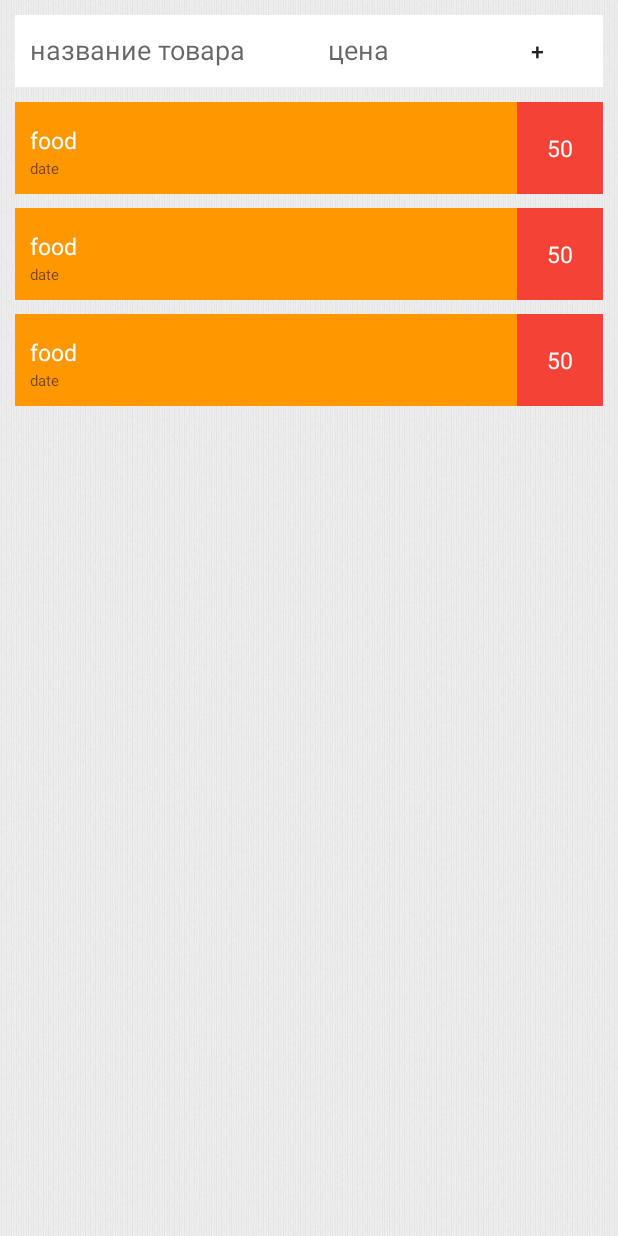
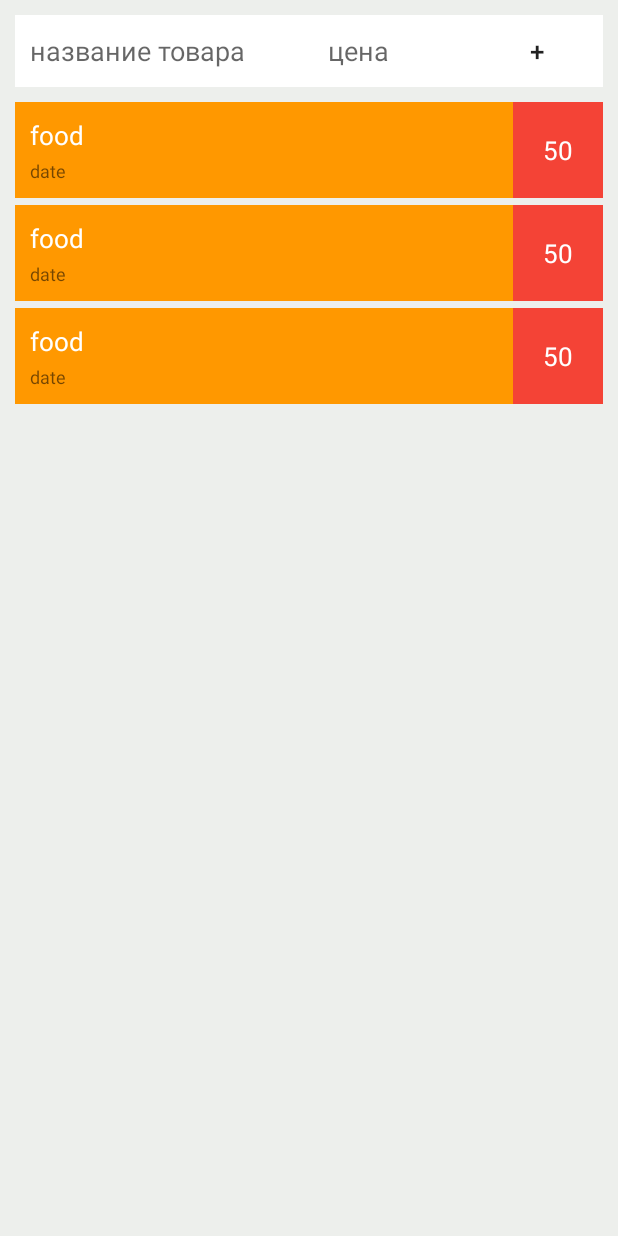
Before and after one commit to assssseeeee/MoneyTracker, an Android app: the layout activity_income_list.xml on its own in the app's theme, with its tools: preview values and no code run, on a phone screen of 412 x 824 dp. Run offline under Robolectric (Android 15) with nearby library versions, the phone set to English and light mode, and no system bars.

Commit message:
new commit

```diff
--- a/app/src/main/java/com/example/moneytracker/activities/DatePickerDialogFragments.java
+++ b/app/src/main/java/com/example/moneytracker/DatePickerDialogFragments.java
@@ -1,4 +1,4 @@
-package com.example.moneytracker.activities;
+package com.example.moneytracker;
 
 import android.app.Activity;
 import android.app.AlertDialog;
--- a/app/src/main/java/com/example/moneytracker/activities/IncomeListActivity.java
+++ b/app/src/main/java/com/example/moneytracker/activities/IncomeListActivity.java
@@ -8,6 +8,7 @@ import androidx.loader.app.LoaderManager;
 import androidx.loader.content.CursorLoader;
 import androidx.loader.content.Loader;
 
+import android.annotation.SuppressLint;
 import android.content.ContentResolver;
 import android.content.ContentUris;
 import android.content.ContentValues;
@@ -54,7 +55,7 @@ public class IncomeListActivity extends AppCompatActivity
         productCategory = 1;
 
         Date date = new Date();
-        SimpleDateFormat dateFormat = new SimpleDateFormat("yyyy.MM.dd");
+        SimpleDateFormat dateFormat = new SimpleDateFormat("yyyy.MM.dd ww.D.FF HH.mm");
         dateNow = dateFormat.format(date);
 
         Bundle arguments = getIntent().getExtras();
@@ -116,9 +117,8 @@ public class IncomeListActivity extends AppCompatActivity
             selection = null;
         } else {
             selection = AddingExpenses.COLUMN_PRICE_SIGN + " = '" + priceSign + "' and "
-                    + AddingExpenses.COLUMN_DATE_REGISTERED + " = '" + dateNow + "'";
+                    + AddingExpenses.COLUMN_DATE_REGISTERED + " LIKE '" + dateNow + "%'";
         }
-
         CursorLoader cursorLoader = new CursorLoader(this, AddingExpenses.CONTENT_URI, projection, selection, null, null);
         return cursorLoader;
     }
--- a/app/src/main/res/layout/activity_income_list.xml
+++ b/app/src/main/res/layout/activity_income_list.xml
@@ -4,7 +4,7 @@
     xmlns:tools="http://schemas.android.com/tools"
     android:layout_width="match_parent"
     android:layout_height="match_parent"
-    android:background="@drawable/bg"
+    android:background="@color/white_gray_color"
     android:orientation="vertical"
     android:padding="@dimen/padding_small"
     tools:context=".activities.IncomeListActivity">
--- a/app/src/main/res/layout/activity_main.xml
+++ b/app/src/main/res/layout/activity_main.xml
@@ -4,8 +4,8 @@
     xmlns:tools="http://schemas.android.com/tools"
     android:layout_width="match_parent"
     android:layout_height="match_parent"
-    android:background="@drawable/bg"
     android:orientation="vertical"
+    android:background="@color/white_gray_color"
     android:padding="@dimen/padding_small"
     tools:context=".activities.MainActivity">
 
--- a/app/src/main/res/layout/activity_purchase_history.xml
+++ b/app/src/main/res/layout/activity_purchase_history.xml
@@ -4,6 +4,7 @@
     android:layout_width="match_parent"
     android:layout_height="match_parent"
     android:orientation="vertical"
+    android:background="@color/white_gray_color"
     android:layout_margin="@dimen/padding_small"
     tools:context=".PurchaseHistory">
 
--- a/app/src/main/res/layout/activity_settings.xml
+++ b/app/src/main/res/layout/activity_settings.xml
@@ -3,6 +3,7 @@
     xmlns:android="http://schemas.android.com/apk/res/android"
     android:layout_width="match_parent"
     android:layout_height="match_parent"
+    android:background="@color/white_gray_color"
     android:layout_margin="@dimen/padding_small"
     android:orientation="vertical">
 
--- a/app/src/main/res/layout/activity_statistics.xml
+++ b/app/src/main/res/layout/activity_statistics.xml
@@ -3,6 +3,7 @@
     xmlns:tools="http://schemas.android.com/tools"
     android:layout_width="match_parent"
     android:layout_height="match_parent"
+    android:background="@color/white_gray_color"
     android:layout_margin="@dimen/padding_small"
     android:orientation="vertical"
     tools:context=".StatisticsForTheMonth">
--- a/app/src/main/res/layout/dialog_choose_date.xml
+++ b/app/src/main/res/layout/dialog_choose_date.xml
@@ -8,5 +8,4 @@
         android:id="@+id/calendarView"
         android:layout_width="wrap_content"
         android:layout_height="wrap_content" />
-
 </LinearLayout>
--- a/app/src/main/res/layout/expenses_item.xml
+++ b/app/src/main/res/layout/expenses_item.xml
@@ -3,7 +3,12 @@
     xmlns:tools="http://schemas.android.com/tools"
     android:layout_width="match_parent"
     android:layout_height="match_parent"
-    android:paddingBottom="@dimen/padding_small">
+    android:paddingBottom="@dimen/padding_very_small">
+
+    <ImageView
+        android:layout_width="wrap_content"
+        android:layout_height="wrap_content"
+        android:layout_alignTop="@+id/itemPriceTextView"/>
 
     <TextView
         android:id="@+id/itemPriceTextView"
@@ -26,7 +31,7 @@
         android:layout_toStartOf="@+id/itemPriceTextView"
         android:background="@color/orange"
         android:gravity="center_vertical"
-        android:paddingBottom="@dimen/padding_small"
+        android:paddingBottom="@dimen/padding"
         android:paddingStart="@dimen/padding_small"
         android:textColor="@android:color/white"
         android:textSize="@dimen/big_text"
--- a/app/src/main/res/values/colors.xml
+++ b/app/src/main/res/values/colors.xml
@@ -10,4 +10,5 @@
     <color name="moderatelyGreen">#73d572</color>
     <color name="lightRed">#ff6666</color>
     <color name="moderatelyRed">#c12231</color>
+    <color name="white_gray_color">#edefec</color>
 </resources>
--- a/app/src/main/res/values/dimens.xml
+++ b/app/src/main/res/values/dimens.xml
@@ -2,7 +2,8 @@
 <resources>
     <dimen name="padding">20dp</dimen>
     <dimen name="padding_small">10dp</dimen>
-    <dimen name="big_text">15sp</dimen>
-    <dimen name="normal_text">13sp</dimen>
-    <dimen name="small_text">10sp</dimen>
+    <dimen name="padding_very_small">5dp</dimen>
+    <dimen name="big_text">17sp</dimen>
+    <dimen name="normal_text">15sp</dimen>
+    <dimen name="small_text">12sp</dimen>
 </resources>
```
Also changed, not shown: app/src/main/java/com/example/moneytracker/SimpleDateFormatGenerator.java (added, +23 -0 lines), app/src/main/java/com/example/moneytracker/activities/PurchaseHistoryActivity.java (+11 -24 lines), app/src/main/res/layout/activity_change_product.xml (+12 -12 lines), app/src/main/res/drawable-v24/bg.jpg (deleted).
